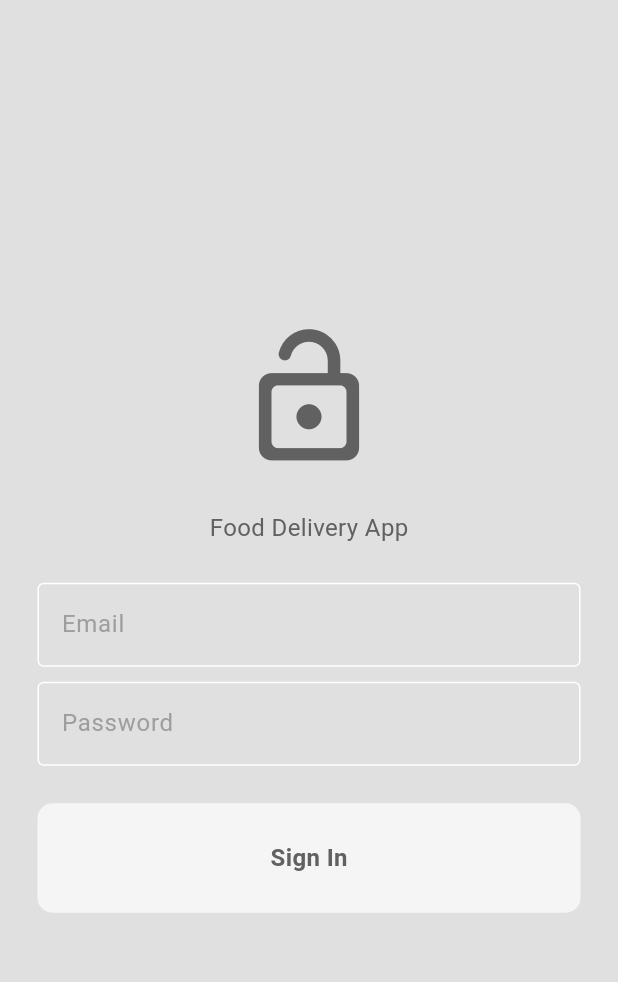
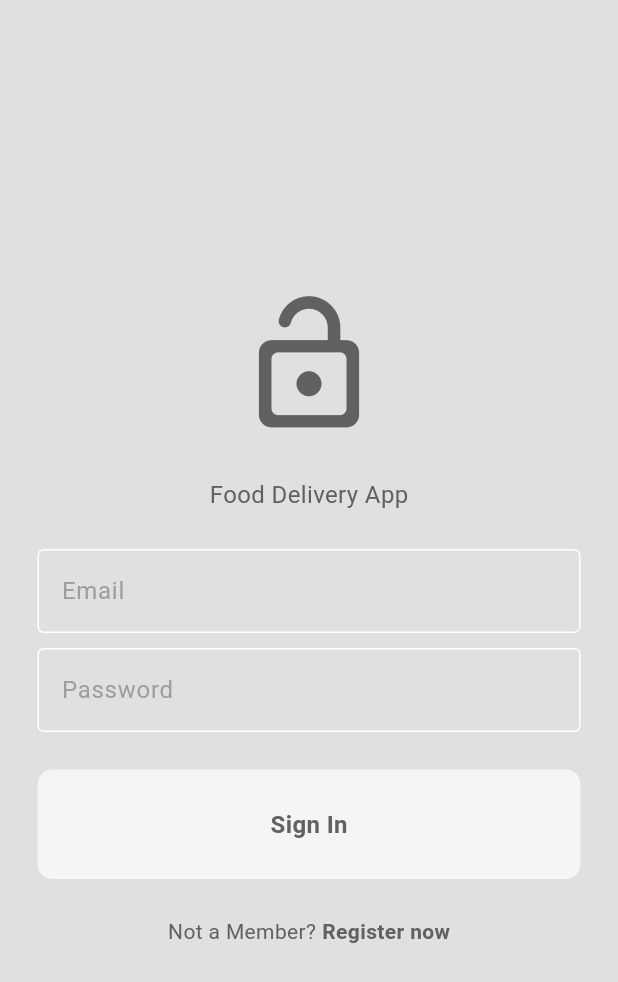
Before and after one commit to Briankurtish/Flutter-Food-delivery-Application, a Flutter app: the screen it shows after launch, on a phone screen of 412 x 824 dp. Shown: the top 982 px of the screen. Run offline on Flutter 3.47's test engine with Material 3 defaults, Android fonts, the phone set to English and light mode, and no system bars.

Commit message:
finished the not a member section

```diff
--- a/lib/main.dart
+++ b/lib/main.dart
@@ -20,7 +20,9 @@
   Widget build(BuildContext context) {
     return MaterialApp(
       debugShowCheckedModeBanner: false,
-      home: LoginPage(),
+      home: LoginPage(
+        onTap: () {},
+      ),
       theme: Provider.of<ThemeProvider>(context).themeData,
     );
   }
--- a/lib/pages/login_page.dart
+++ b/lib/pages/login_page.dart
@@ -1,13 +1,21 @@
 import 'package:demo_tes/components/my_button.dart';
 import 'package:demo_tes/components/my_textfield.dart';
 import 'package:flutter/material.dart';
+import 'package:flutter/widgets.dart';
 
-class LoginPage extends StatelessWidget {
+class LoginPage extends StatefulWidget {
+  final void Function()? onTap;
+  const LoginPage({super.key, required this.onTap});
+
+  @override
+  State<LoginPage> createState() => _LoginPageState();
+}
+
+class _LoginPageState extends State<LoginPage> {
   // text editing controllers
   final TextEditingController emailController = TextEditingController();
+
   final TextEditingController passwordController = TextEditingController();
-
-  LoginPage({super.key});
 
   @override
   Widget build(BuildContext context) {
@@ -61,7 +69,30 @@
               onTap: () {},
             ),
 
+            const SizedBox(height: 25),
+
             // not a member? register now
+            Row(
+              mainAxisAlignment: MainAxisAlignment.center,
+              children: [
+                Text(
+                  "Not a Member?",
+                  style: TextStyle(
+                      color: Theme.of(context).colorScheme.inversePrimary),
+                ),
+                const SizedBox(width: 4),
+                GestureDetector(
+                  onTap: widget.onTap,
+                  child: Text(
+                    "Register now",
+                    style: TextStyle(
+                      color: Theme.of(context).colorScheme.inversePrimary,
+                      fontWeight: FontWeight.bold,
+                    ),
+                  ),
+                ),
+              ],
+            ),
           ],
         ),
       ),
```
